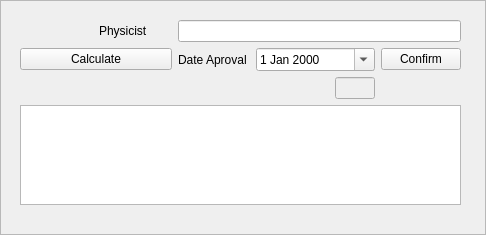
Above: database/dosimetry.ui from miguepeinado/ViDi2 before the change. Below: the same form after it.
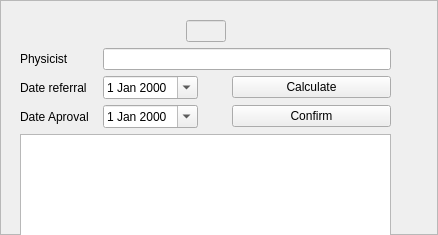
That is the form after the change. Icons and pictures are not drawn.

Patch:
```diff
--- a/database/dosimetry.ui
+++ b/database/dosimetry.ui
@@ -6,7 +6,7 @@
    <rect>
     <x>0</x>
     <y>0</y>
-    <width>486</width>
+    <width>438</width>
     <height>235</height>
    </rect>
   </property>
@@ -36,38 +36,90 @@
     <rect>
      <x>10</x>
      <y>10</y>
-     <width>461</width>
-     <height>205</height>
+     <width>391</width>
+     <height>245</height>
     </rect>
    </property>
    <layout class="QGridLayout" name="grid_layout">
     <property name="margin">
      <number>10</number>
     </property>
-    <item row="0" column="1">
-     <widget class="QLabel" name="label_2">
+    <item row="3" column="3" colspan="2">
+     <widget class="QPushButton" name="bt_confirm">
+      <property name="sizePolicy">
+       <sizepolicy hsizetype="Expanding" vsizetype="Fixed">
+        <horstretch>0</horstretch>
+        <verstretch>0</verstretch>
+       </sizepolicy>
+      </property>
       <property name="text">
-       <string>Physicist</string>
+       <string>Confirm</string>
       </property>
+      <property name="icon">
+       <iconset resource="../icons.qrc">
+        <normaloff>:/database/resources/confirm.svg</normaloff>:/database/resources/confirm.svg</iconset>
+      </property>
+      <property name="checkable">
+       <bool>true</bool>
+      </property>
      </widget>
     </item>
-    <item row="0" column="2" colspan="4">
-     <widget class="QLineEdit" name="tx_physicist"/>
+    <item row="2" column="0">
+     <widget class="QLabel" name="label_3">
+      <property name="text">
+       <string>Date referral</string>
+      </property>
+     </widget>
     </item>
-    <item row="3" column="0" colspan="6">
-     <widget class="QPlainTextEdit" name="tx_notes">
-      <property name="maximumSize">
-       <size>
-        <width>16777215</width>
-        <height>16777215</height>
-       </size>
+    <item row="2" column="1" colspan="2">
+     <widget class="QDateEdit" name="dt_referral">
+      <property name="enabled">
+       <bool>true</bool>
       </property>
+      <property name="sizePolicy">
+       <sizepolicy hsizetype="Maximum" vsizetype="Fixed">
+        <horstretch>0</horstretch>
+        <verstretch>0</verstretch>
+       </sizepolicy>
+      </property>
+      <property name="buttonSymbols">
+       <enum>QAbstractSpinBox::PlusMinus</enum>
+      </property>
+      <property name="calendarPopup">
+       <bool>true</bool>
+      </property>
      </widget>
     </item>
-    <item row="1" column="0" colspan="2">
+    <item row="3" column="0">
+     <widget class="QLabel" name="label">
+      <property name="text">
+       <string>Date Aproval</string>
+      </property>
+     </widget>
+    </item>
+    <item row="3" column="1" colspan="2">
+     <widget class="QDateEdit" name="dt_aproval">
+      <property name="enabled">
+       <bool>true</bool>
+      </property>
+      <property name="sizePolicy">
+       <sizepolicy hsizetype="Maximum" vsizetype="Fixed">
+        <horstretch>0</horstretch>
+        <verstretch>0</verstretch>
+       </sizepolicy>
+      </property>
+      <property name="buttonSymbols">
+       <enum>QAbstractSpinBox::PlusMinus</enum>
+      </property>
+      <property name="calendarPopup">
+       <bool>true</bool>
+      </property>
+     </widget>
+    </item>
+    <item row="2" column="3" colspan="2">
      <widget class="QPushButton" name="bt_calculate">
       <property name="sizePolicy">
-       <sizepolicy hsizetype="Preferred" vsizetype="Fixed">
+       <sizepolicy hsizetype="Expanding" vsizetype="Fixed">
         <horstretch>0</horstretch>
         <verstretch>0</verstretch>
        </sizepolicy>
@@ -96,14 +148,14 @@
       </property>
      </widget>
     </item>
-    <item row="1" column="2">
-     <widget class="QLabel" name="label">
+    <item row="1" column="0">
+     <widget class="QLabel" name="label_2">
       <property name="text">
-       <string>Date Aproval</string>
+       <string>Physicist</string>
       </property>
      </widget>
     </item>
-    <item row="2" column="4">
+    <item row="0" column="2">
      <widget class="QLineEdit" name="tx_n_session">
       <property name="enabled">
        <bool>false</bool>
@@ -122,32 +174,16 @@
       </property>
      </widget>
     </item>
-    <item row="1" column="5">
-     <widget class="QPushButton" name="bt_confirm">
-      <property name="sizePolicy">
-       <sizepolicy hsizetype="Preferred" vsizetype="Fixed">
-        <horstretch>0</horstretch>
-        <verstretch>0</verstretch>
-       </sizepolicy>
-      </property>
-      <property name="text">
-       <string>Confirm</string>
-      </property>
-      <property name="checkable">
-       <bool>true</bool>
-      </property>
-     </widget>
+    <item row="1" column="1" colspan="4">
+     <widget class="QLineEdit" name="tx_physicist"/>
     </item>
-    <item row="1" column="3" colspan="2">
-     <widget class="QDateEdit" name="dt_aproval">
-      <property name="enabled">
-       <bool>true</bool>
-      </property>
-      <property name="buttonSymbols">
-       <enum>QAbstractSpinBox::PlusMinus</enum>
-      </property>
-      <property name="calendarPopup">
-       <bool>true</bool>
+    <item row="4" column="0" colspan="5">
+     <widget class="QPlainTextEdit" name="tx_notes">
+      <property name="maximumSize">
+       <size>
+        <width>16777215</width>
+        <height>16777215</height>
+       </size>
       </property>
      </widget>
     </item>
```
Left out of the diff: 3 changed lines with no effect on the pictures.
